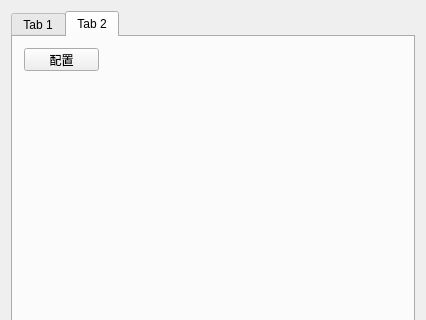
Before: the Qt Designer form src/app/view/form/socketformmain.ui in nealwang123/template2, drawn with Qt 5; both pictures show x 0 to 426 and y 0 to 320 of the 426 by 641 pixel window.
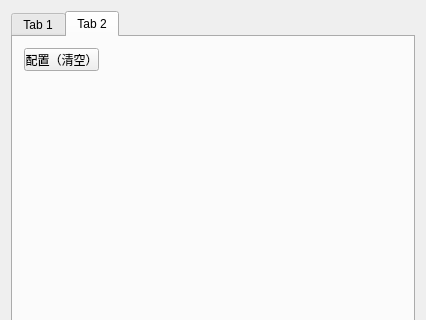
After: the same form once the commit is applied.

What changed in the file:
```diff
--- a/src/app/view/form/socketformmain.ui
+++ b/src/app/view/form/socketformmain.ui
@@ -38,7 +38,7 @@
         </rect>
        </property>
        <property name="text">
-        <string>配置</string>
+        <string>配置（清空）</string>
        </property>
       </widget>
      </widget>
```
